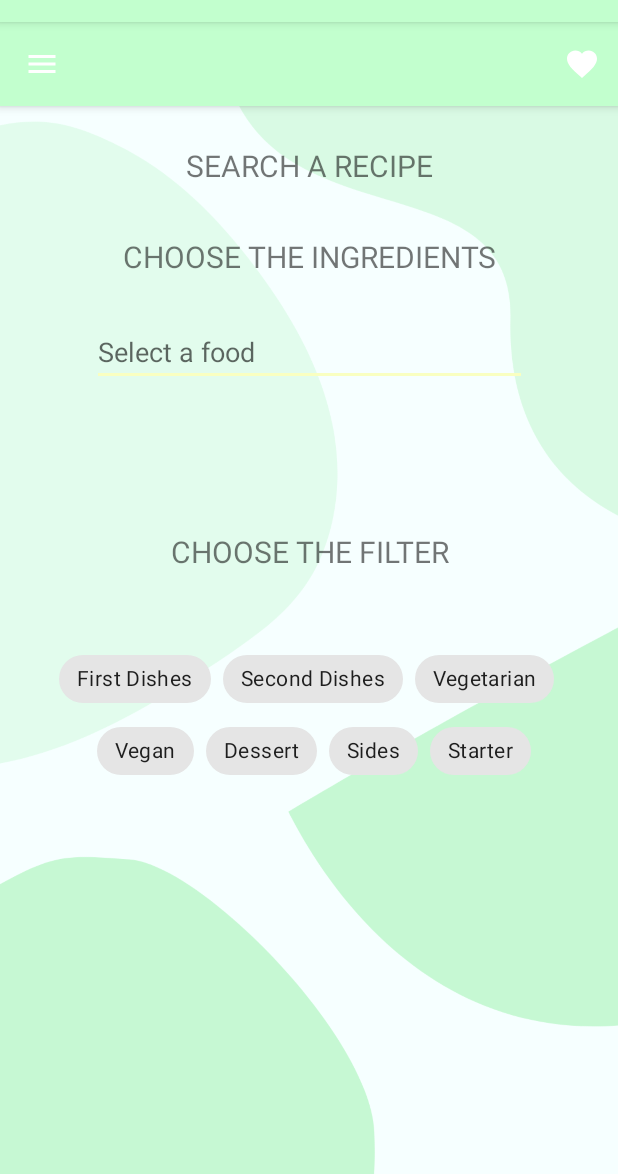
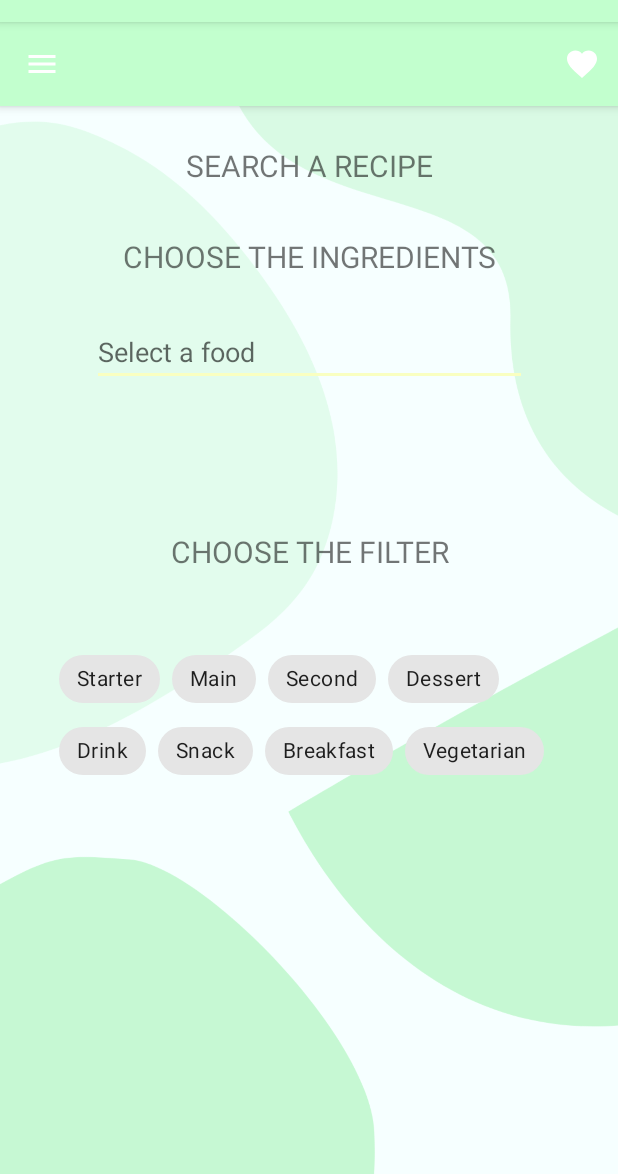
Before and after one commit to elisasimoni/Leftovers_Mobile, an Android app: the RecipeCreatorActivity screen opened directly, with no data from a screen before it, on a phone screen of 412 x 824 dp, the part 62-1236 px from its top. Run offline under Robolectric (Android 15) with nearby library versions, the phone set to English and light mode, and no system bars; Roboto replaces fonts that are not available here.

Commit message:
fix chip filter, should look to room.database migrate (!!!!)

```diff
--- a/app/src/main/java/com/example/leftovers/RecipeCreatorActivity.kt
+++ b/app/src/main/java/com/example/leftovers/RecipeCreatorActivity.kt
@@ -9,6 +9,7 @@ import android.widget.ArrayAdapter
 import android.widget.AutoCompleteTextView
 import androidx.appcompat.app.AppCompatActivity
 import com.example.leftovers.database.FoodDAO
+import com.example.leftovers.database.RecipeDAO
 import com.google.android.material.chip.Chip
 import com.google.android.material.chip.ChipGroup
 import org.json.JSONArray
@@ -16,20 +17,31 @@ import org.json.JSONArray
 
 class RecipeCreatorActivity : AppCompatActivity() {
     lateinit var foodDAO: FoodDAO
-
-
+    lateinit var recipeDao: RecipeDAO
     var foodListRecipe = arrayListOf<String>()
-    var filterListRecipe = arrayListOf<String>()
+    private var filterListRecipe = arrayListOf<String>()
+    var filter = arrayListOf<String>()
     override fun onCreate(savedInstanceState: Bundle?) {
 
 
         super.onCreate(savedInstanceState)
-        setContentView(com.example.leftovers.R.layout.activity_recipe)
+        setContentView(R.layout.activity_recipe)
         ingredientsLoad()
         recipeLoad()
         read_json()
         catchIngredients()
-        catchFilters()
+        catchFilters("Starter")
+        catchFilters("Main")
+        catchFilters("Second")
+        catchFilters("Dessert")
+        catchFilters("Drink")
+        catchFilters("Snack")
+        catchFilters("Breakfast")
+        catchFilters("Vegetarian")
+        catchFilters("Vegan")
+        catchFilters("Gluten Free")
+        catchFilters("Lactose Free")
+
 
         /*val db = Room.databaseBuilder(
             applicationContext,
@@ -41,9 +53,9 @@ class RecipeCreatorActivity : AppCompatActivity() {
     }
 
 
-    fun read_json() {
+    private fun read_json() {
         var food: Food
-        var foodList = arrayListOf<Food>()
+        val foodList = arrayListOf<Food>()
         try {
             val inputStream = assets.open("Food.json")
             val json = inputStream.bufferedReader().use { it.readText() }
@@ -70,7 +82,7 @@ class RecipeCreatorActivity : AppCompatActivity() {
 
     private fun catchIngredients() {
 
-        var autoCompleteTextView = findViewById<AutoCompleteTextView>(R.id.dropdown_menu)
+        val autoCompleteTextView = findViewById<AutoCompleteTextView>(R.id.dropdown_menu)
         autoCompleteTextView.onItemClickListener =
             AdapterView.OnItemClickListener { parent, view, position, rowId ->
                 val selection = parent.getItemAtPosition(position) as String
@@ -83,19 +95,21 @@ class RecipeCreatorActivity : AppCompatActivity() {
             }
     }
 
-    private fun catchFilters(){
-        val chipGroup = findViewById<ChipGroup>(R.id.chipGroup)
+    private fun catchFilters(filter:String){
+        val chipGroup = findViewById<ChipGroup>(R.id.chipGroupFilter)
         val chip = Chip(this)
+        chip.text = filter
+        chip.isCheckable = true
+        chip.setOnCheckedChangeListener { buttonView, isChecked ->
+            if(isChecked){
+                filterListRecipe.add(filter)
+            }else{
+                filterListRecipe.remove(filter)
+            }
 
-        for (i in 0 until chipGroup.childCount) {
-
-
-                val selection = (chipGroup.getChildAt(i) as Chip).text.toString()
-
-
+            Log.i("FilterSelected.", filterListRecipe.toString())
         }
-
-        Log.i("FilterSelected.", filterListRecipe.toString())
+        chipGroup.addView(chip)
 
     }
 
@@ -127,7 +141,7 @@ class RecipeCreatorActivity : AppCompatActivity() {
 
     private fun recipeLoad() {
         var recipe: Recipe
-        var recipeList = arrayListOf<Recipe>()
+        val recipeList = arrayListOf<Recipe>()
         try {
             val inputStream = assets.open("Recipes.json")
             val json = inputStream.bufferedReader().use { it.readText() }
--- a/app/src/main/java/com/example/leftovers/database/AppDatabase.kt
+++ b/app/src/main/java/com/example/leftovers/database/AppDatabase.kt
@@ -1,6 +1,7 @@
 package com.example.leftovers
 
 import android.content.Context
+import androidx.room.AutoMigration
 import androidx.room.Database
 import androidx.room.Room
 import androidx.room.RoomDatabase
@@ -9,7 +10,8 @@ import com.example.leftovers.database.RecipeDAO
 import com.example.leftovers.database.UserDAO
 
 
-@Database(entities = [User::class], version = 1)
+@Database(entities = [User::class, Food::class, Recipe::class], version = 2, autoMigrations = [AutoMigration (from = 1, to = 2)
+])
 abstract  class AppDatabase : RoomDatabase(){
 
     abstract fun userDao(): UserDAO
--- a/app/src/main/res/layout/activity_recipe.xml
+++ b/app/src/main/res/layout/activity_recipe.xml
@@ -34,7 +34,7 @@
         app:layout_constraintTop_toBottomOf="@+id/topAppBar" />
 
     <com.google.android.material.chip.ChipGroup
-        android:id="@+id/chipGroup"
+        android:id="@+id/chipGroupFilter"
         android:layout_width="333dp"
         android:layout_height="102dp"
         android:layout_marginTop="44dp"
@@ -43,53 +43,7 @@
         app:layout_constraintStart_toStartOf="parent"
         app:layout_constraintTop_toBottomOf="@+id/searchreci2">
 
-        <com.google.android.material.chip.Chip
-            android:id="@+id/chip_1"
-            style="@style/Widget.MaterialComponents.Chip.Choice"
-            android:layout_width="wrap_content"
-            android:layout_height="wrap_content"
-            android:checked="false"
-            android:text="First Dishes" />
 
-        <com.google.android.material.chip.Chip
-            android:id="@+id/chip_2"
-            style="@style/Widget.MaterialComponents.Chip.Choice"
-            android:layout_width="wrap_content"
-            android:layout_height="wrap_content"
-            android:text="Second Dishes" />
-
-        <com.google.android.material.chip.Chip
-            style="@style/Widget.MaterialComponents.Chip.Choice"
-            android:layout_width="wrap_content"
-            android:layout_height="wrap_content"
-
-            android:text="Vegetarian" />
-
-        <com.google.android.material.chip.Chip
-            style="@style/Widget.MaterialComponents.Chip.Choice"
-            android:layout_width="wrap_content"
-            android:layout_height="wrap_content"
-            android:layout_marginLeft="25dp"
-            android:text="Vegan" />
-
-        <com.google.android.material.chip.Chip
-            style="@style/Widget.MaterialComponents.Chip.Choice"
-            android:layout_width="wrap_content"
-            android:layout_height="wrap_content"
-            android:text="Dessert" />
-
-        <com.google.android.material.chip.Chip
-
-            style="@style/Widget.MaterialComponents.Chip.Choice"
-            android:layout_width="wrap_content"
-            android:layout_height="wrap_content"
-            android:text="Sides" />
-
-        <com.google.android.material.chip.Chip
-            style="@style/Widget.MaterialComponents.Chip.Choice"
-            android:layout_width="wrap_content"
-            android:layout_height="wrap_content"
-            android:text="Starter" />
 
     </com.google.android.material.chip.ChipGroup>
 
```
